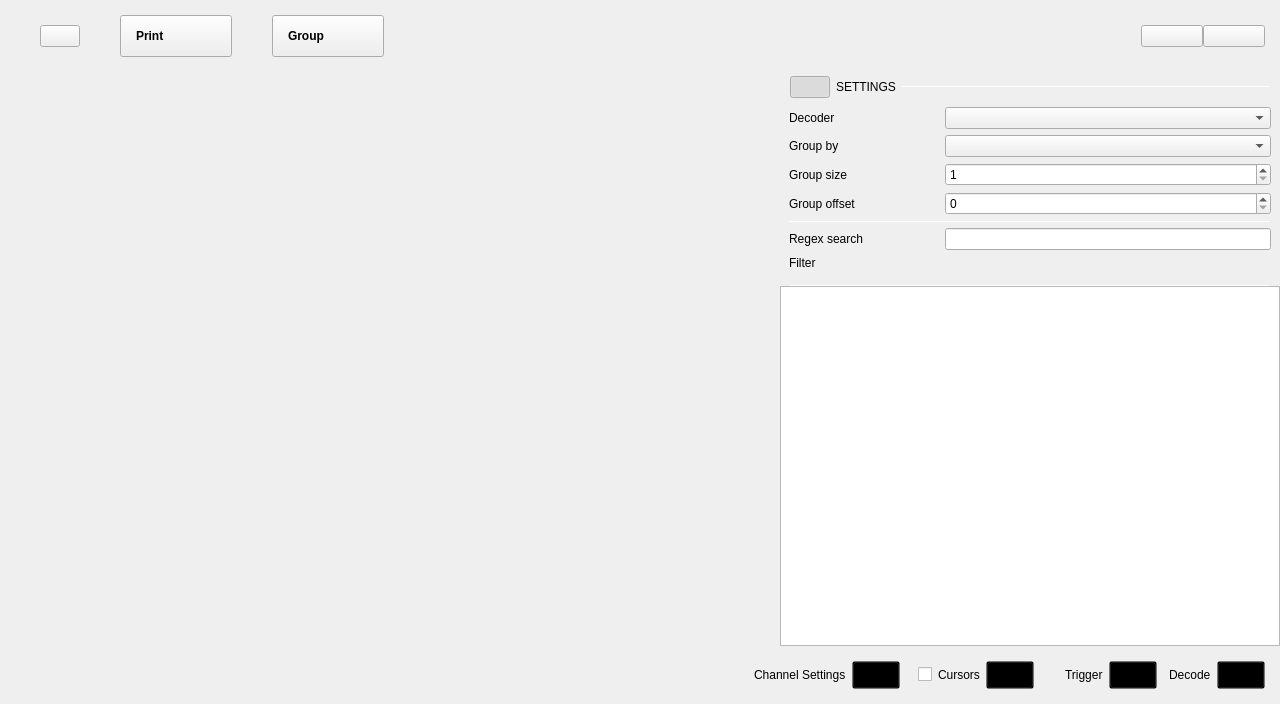
First picture: the form in ui/logic_analyzer.ui, repository analogdevicesinc/scopy, before the edit.
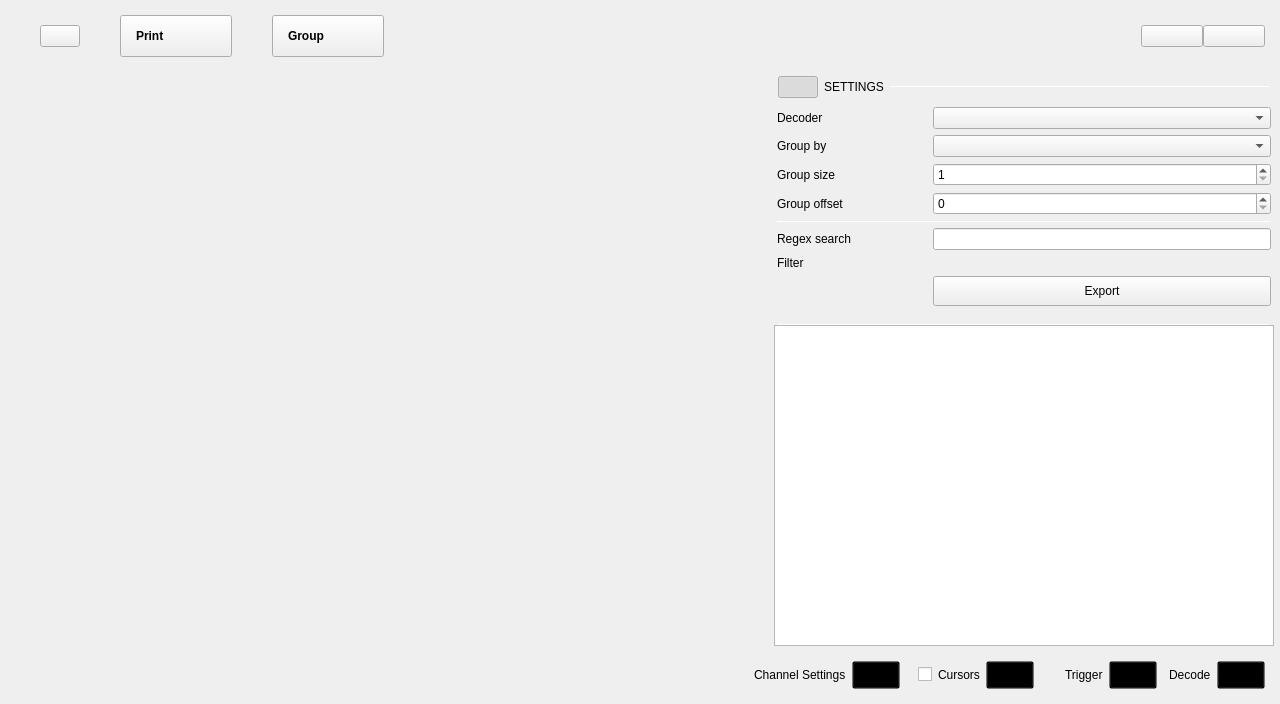
Second picture: the form after the edit. Icons and pictures are not drawn. Custom widgets are drawn as their Qt base class.

Commit message: logic analyzer/decoder table: added export and status indicator for threaded operations - exports to csv or txt file - .txt groups data per annotation applying table filter (like pulseview's decoder export) - .csv groups data per sample applying table filter and search

Patch:
```diff
--- a/ui/logic_analyzer.ui
+++ b/ui/logic_analyzer.ui
@@ -1795,6 +1795,9 @@
                  </property>
                  <item>
                   <layout class="QVBoxLayout" name="wDecoderSettingsContainer">
+                   <property name="spacing">
+                    <number>0</number>
+                   </property>
                    <property name="leftMargin">
                     <number>0</number>
                    </property>
@@ -1889,21 +1892,10 @@
                       <property name="sizeConstraint">
                        <enum>QLayout::SetMinimumSize</enum>
                       </property>
-                      <item row="6" column="0">
-                       <widget class="QLabel" name="label_22">
-                        <property name="text">
-                         <string>Group offset</string>
-                        </property>
-                       </widget>
-                      </item>
-                      <item row="9" column="1">
-                       <layout class="QVBoxLayout" name="filterLayout">
-                        <property name="spacing">
-                         <number>0</number>
-                        </property>
-                       </layout>
-                      </item>
-                      <item row="3" column="1">
+                      <property name="bottomMargin">
+                       <number>2</number>
+                      </property>
+                      <item row="4" column="1">
                        <widget class="QComboBox" name="primaryAnnotationComboBox">
                         <property name="sizePolicy">
                          <sizepolicy hsizetype="Preferred" vsizetype="Preferred">
@@ -1919,86 +1911,14 @@
                         </property>
                        </widget>
                       </item>
-                      <item row="2" column="0">
-                       <widget class="QLabel" name="label_18">
-                        <property name="sizePolicy">
-                         <sizepolicy hsizetype="Fixed" vsizetype="Preferred">
-                          <horstretch>0</horstretch>
-                          <verstretch>0</verstretch>
-                         </sizepolicy>
-                        </property>
-                        <property name="text">
-                         <string>Decoder</string>
-                        </property>
-                       </widget>
-                      </item>
-                      <item row="2" column="1">
-                       <widget class="QComboBox" name="DecoderComboBox">
-                        <property name="sizePolicy">
-                         <sizepolicy hsizetype="Preferred" vsizetype="Preferred">
-                          <horstretch>0</horstretch>
-                          <verstretch>0</verstretch>
-                         </sizepolicy>
-                        </property>
-                        <property name="minimumSize">
-                         <size>
-                          <width>0</width>
-                          <height>0</height>
-                         </size>
-                        </property>
-                       </widget>
-                      </item>
-                      <item row="8" column="0">
-                       <widget class="QLabel" name="label_20">
-                        <property name="text">
-                         <string>Regex search</string>
-                        </property>
-                       </widget>
-                      </item>
-                      <item row="5" column="0">
+                      <item row="6" column="0">
                        <widget class="QLabel" name="label_21">
                         <property name="text">
                          <string>Group size</string>
                         </property>
                        </widget>
                       </item>
-                      <item row="3" column="0">
-                       <widget class="QLabel" name="label_17">
-                        <property name="sizePolicy">
-                         <sizepolicy hsizetype="Fixed" vsizetype="Preferred">
-                          <horstretch>0</horstretch>
-                          <verstretch>0</verstretch>
-                         </sizepolicy>
-                        </property>
-                        <property name="text">
-                         <string>Group by</string>
-                        </property>
-                       </widget>
-                      </item>
-                      <item row="8" column="1">
-                       <widget class="QLineEdit" name="searchBox">
-                        <property name="sizePolicy">
-                         <sizepolicy hsizetype="Preferred" vsizetype="Fixed">
-                          <horstretch>0</horstretch>
-                          <verstretch>0</verstretch>
-                         </sizepolicy>
-                        </property>
-                       </widget>
-                      </item>
-                      <item row="9" column="0">
-                       <widget class="QLabel" name="label_19">
-                        <property name="sizePolicy">
-                         <sizepolicy hsizetype="Fixed" vsizetype="Preferred">
-                          <horstretch>0</horstretch>
-                          <verstretch>0</verstretch>
-                         </sizepolicy>
-                        </property>
-                        <property name="text">
-                         <string>Filter</string>
-                        </property>
-                       </widget>
-                      </item>
-                      <item row="7" column="0" colspan="2">
+                      <item row="8" column="0" colspan="2">
                        <widget class="Line" name="line_10">
                         <property name="sizePolicy">
                          <sizepolicy hsizetype="Expanding" vsizetype="Fixed">
@@ -2026,7 +1946,20 @@
                         </property>
                        </widget>
                       </item>
-                      <item row="5" column="1">
+                      <item row="2" column="0">
+                       <widget class="QLabel" name="label_18">
+                        <property name="sizePolicy">
+                         <sizepolicy hsizetype="Fixed" vsizetype="Preferred">
+                          <horstretch>0</horstretch>
+                          <verstretch>0</verstretch>
+                         </sizepolicy>
+                        </property>
+                        <property name="text">
+                         <string>Decoder</string>
+                        </property>
+                       </widget>
+                      </item>
+                      <item row="6" column="1">
                        <widget class="QSpinBox" name="groupSizeSpinBox">
                         <property name="sizePolicy">
                          <sizepolicy hsizetype="Preferred" vsizetype="Fixed">
@@ -2048,7 +1981,80 @@
                         </property>
                        </widget>
                       </item>
-                      <item row="6" column="1">
+                      <item row="9" column="1">
+                       <widget class="QLineEdit" name="searchBox">
+                        <property name="sizePolicy">
+                         <sizepolicy hsizetype="Preferred" vsizetype="Fixed">
+                          <horstretch>0</horstretch>
+                          <verstretch>0</verstretch>
+                         </sizepolicy>
+                        </property>
+                       </widget>
+                      </item>
+                      <item row="9" column="0">
+                       <widget class="QLabel" name="label_20">
+                        <property name="text">
+                         <string>Regex search</string>
+                        </property>
+                       </widget>
+                      </item>
+                      <item row="10" column="0">
+                       <widget class="QLabel" name="label_19">
+                        <property name="sizePolicy">
+                         <sizepolicy hsizetype="Fixed" vsizetype="Preferred">
+                          <horstretch>0</horstretch>
+                          <verstretch>0</verstretch>
+                         </sizepolicy>
+                        </property>
+                        <property name="text">
+                         <string>Filter</string>
+                        </property>
+                       </widget>
+                      </item>
+                      <item row="10" column="1">
+                       <layout class="QVBoxLayout" name="filterLayout">
+                        <property name="spacing">
+                         <number>0</number>
+                        </property>
+                       </layout>
+                      </item>
+                      <item row="4" column="0">
+                       <widget class="QLabel" name="label_17">
+                        <property name="sizePolicy">
+                         <sizepolicy hsizetype="Fixed" vsizetype="Preferred">
+                          <horstretch>0</horstretch>
+                          <verstretch>0</verstretch>
+                         </sizepolicy>
+                        </property>
+                        <property name="text">
+                         <string>Group by</string>
+                        </property>
+                       </widget>
+                      </item>
+                      <item row="2" column="1">
+                       <widget class="QComboBox" name="DecoderComboBox">
+                        <property name="sizePolicy">
+                         <sizepolicy hsizetype="Preferred" vsizetype="Preferred">
+                          <horstretch>0</horstretch>
+                          <verstretch>0</verstretch>
+                         </sizepolicy>
+                        </property>
+                        <property name="minimumSize">
+                         <size>
+                          <width>0</width>
+                          <height>0</height>
+                         </size>
+                        </property>
+                       </widget>
+                      </item>
+                      <item row="7" column="0">
+                       <widget class="QLabel" name="label_22">
+                        <property name="text">
+                         <string>Group offset</string>
+                        </property>
+                       </widget>
+                      </item>
+                      <item row="7" column="1">
                        <widget class="QSpinBox" name="groupOffsetSpinBox">
                         <property name="sizePolicy">
                          <sizepolicy hsizetype="Preferred" vsizetype="Fixed">
@@ -2064,6 +2070,28 @@
                         </property>
                        </widget>
                       </item>
+                      <item row="11" column="1">
+                       <widget class="QPushButton" name="btnTableExport">
+                        <property name="minimumSize">
+                         <size>
+                          <width>0</width>
+                          <height>30</height>
+                         </size>
+                        </property>
+                        <property name="maximumSize">
+                         <size>
+                          <width>16777215</width>
+                          <height>30</height>
+                         </size>
+                        </property>
+                        <property name="text">
+                         <string>Export</string>
+                        </property>
+                        <property name="blue_button" stdset="0">
+                         <bool>true</bool>
+                        </property>
+                       </widget>
+                      </item>
                      </layout>
                     </widget>
                    </item>
@@ -2071,11 +2099,14 @@
                  </item>
                  <item>
                   <layout class="QVBoxLayout" name="verticalLayout_15">
+                   <property name="spacing">
+                    <number>2</number>
+                   </property>
                    <property name="leftMargin">
                     <number>10</number>
                    </property>
                    <property name="topMargin">
-                    <number>6</number>
+                    <number>0</number>
                    </property>
                    <property name="rightMargin">
                     <number>10</number>
@@ -2083,6 +2114,16 @@
                    <property name="bottomMargin">
                     <number>0</number>
                    </property>
+                   <item>
+                    <widget class="QLabel" name="statusLabel">
+                     <property name="text">
+                      <string/>
+                     </property>
+                     <property name="alignment">
+                      <set>Qt::AlignCenter</set>
+                     </property>
+                    </widget>
+                   </item>
                    <item>
                     <widget class="Line" name="line_8">
                      <property name="maximumSize">
@@ -2105,17 +2146,36 @@
                   </layout>
                  </item>
                  <item>
-                  <widget class="adiscope::logic::DecoderTable" name="decoderTableView">
-                   <property name="minimumSize">
-                    <size>
-                     <width>500</width>
-                     <height>0</height>
-                    </size>
+                  <layout class="QVBoxLayout" name="verticalLayout_13">
+                   <property name="spacing">
+                    <number>0</number>
                    </property>
-                   <property name="frameShadow">
-                    <enum>QFrame::Plain</enum>
+                   <property name="leftMargin">
+                    <number>6</number>
                    </property>
-                  </widget>
+                   <property name="rightMargin">
+                    <number>6</number>
+                   </property>
+                   <item>
+                    <widget class="adiscope::logic::DecoderTable" name="decoderTableView">
+                     <property name="sizePolicy">
+                      <sizepolicy hsizetype="Fixed" vsizetype="Expanding">
+                       <horstretch>0</horstretch>
+                       <verstretch>0</verstretch>
+                      </sizepolicy>
+                     </property>
+                     <property name="minimumSize">
+                      <size>
+                       <width>500</width>
+                       <height>0</height>
+                      </size>
+                     </property>
+                     <property name="frameShadow">
+                      <enum>QFrame::Plain</enum>
+                     </property>
+                    </widget>
+                   </item>
+                  </layout>
                  </item>
                 </layout>
                </widget>
```
Left out of the diff: 6 changed lines with no effect on the pictures. The commit also changes 8 other files.
